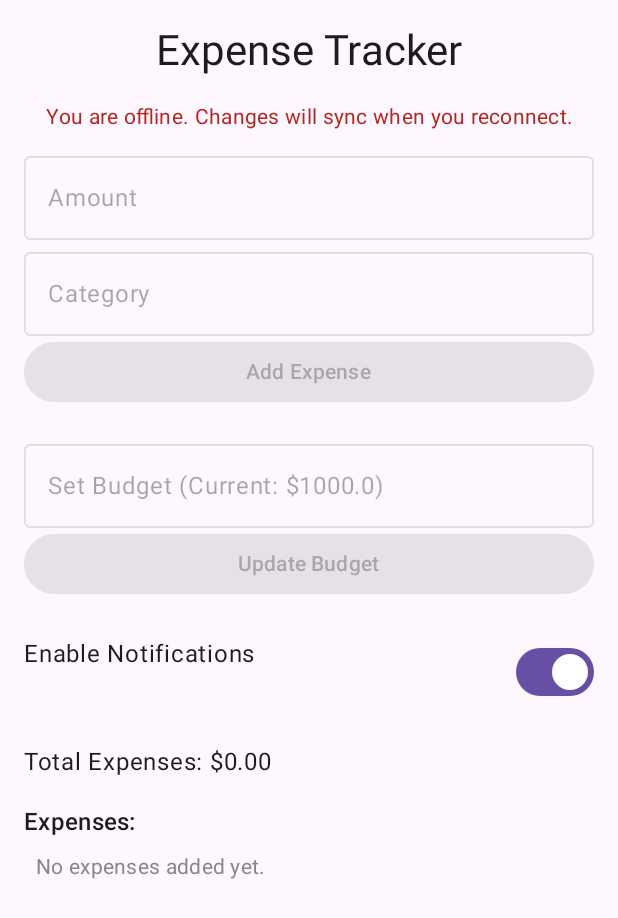
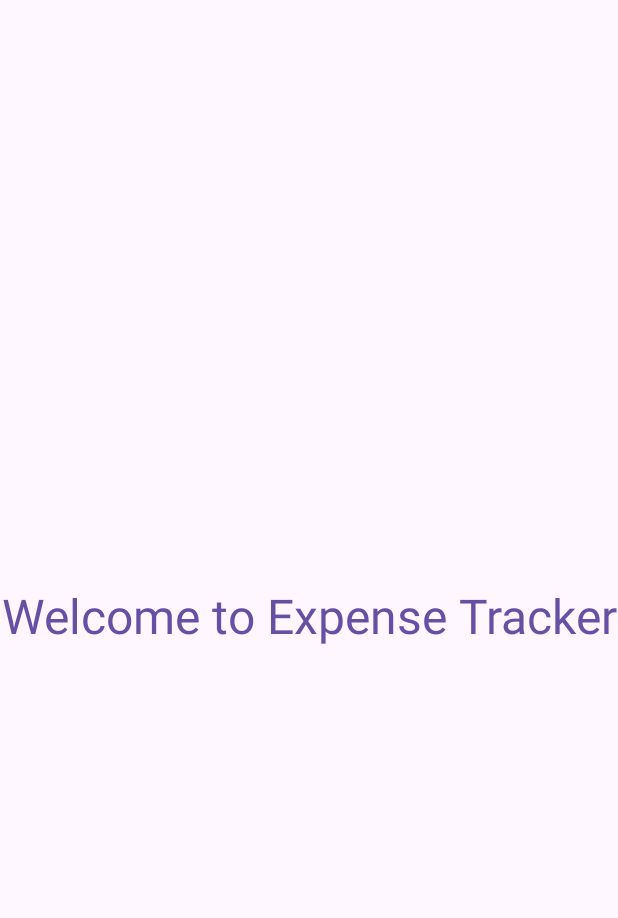
Before and after one commit to samuel-warrie/Expense_Tracker, an Android app built with Jetpack Compose: the first screen one second after launch (MainActivity), on a phone screen of 412 x 824 dp. Shown: the top 918 px of the screen. Run offline under Robolectric (Android 15) with nearby library versions, the phone set to English and light mode, and no system bars.

```diff
--- a/app/src/main/java/com/example/expensetracker/MainActivity.kt
+++ b/app/src/main/java/com/example/expensetracker/MainActivity.kt
@@ -7,25 +7,28 @@ import android.os.Bundle
 import androidx.activity.ComponentActivity
 import androidx.activity.compose.setContent
 import androidx.activity.result.contract.ActivityResultContracts
+import androidx.compose.animation.core.*
 import androidx.compose.foundation.layout.*
 import androidx.compose.foundation.lazy.LazyColumn
 import androidx.compose.foundation.lazy.items
 import androidx.compose.material3.*
 import androidx.compose.runtime.*
+import androidx.compose.ui.Alignment
 import androidx.compose.ui.Modifier
 import androidx.compose.ui.platform.LocalContext
+import androidx.compose.ui.text.style.TextAlign
 import androidx.compose.ui.unit.dp
-import androidx.compose.ui.text.style.TextAlign
 import androidx.compose.ui.graphics.Color
 import androidx.compose.foundation.border
 import androidx.compose.material.icons.Icons
 import androidx.compose.material.icons.filled.Delete
 import androidx.compose.ui.unit.sp
-import androidx.compose.ui.Alignment
 import androidx.lifecycle.viewmodel.compose.viewModel
 import com.google.firebase.FirebaseApp
 import android.Manifest
 import android.os.Build
+import androidx.compose.ui.draw.alpha
+import androidx.compose.ui.draw.scale
 import java.util.Locale
 
 class MainActivity : ComponentActivity() {
@@ -46,7 +49,70 @@ class MainActivity : ComponentActivity() {
         }
 
         setContent {
-            ExpenseTrackerApp()
+            AppNavigation()
+        }
+    }
+}
+
+@Composable
+fun AppNavigation() {
+    var showWelcomeScreen by remember { mutableStateOf(true) }
+
+    if (showWelcomeScreen) {
+        WelcomeScreen(
+            onAnimationComplete = {
+                showWelcomeScreen = false
+            }
+        )
+    } else {
+        ExpenseTrackerApp()
+    }
+}
+
+@Composable
+fun WelcomeScreen(onAnimationComplete: () -> Unit) {
+    // Animation state for fade-in and scale
+    val alpha by animateFloatAsState(
+        targetValue = 1f,
+        animationSpec = tween(
+            durationMillis = 1500,
+            easing = LinearEasing
+        ),
+        label = "Fade Animation"
+    )
+
+    val scale by animateFloatAsState(
+        targetValue = 1f,
+        animationSpec = tween(
+            durationMillis = 1500,
+            easing = FastOutSlowInEasing
+        ),
+        label = "Scale Animation"
+    )
+
+    // Trigger the transition to the main screen after the animation completes
+    LaunchedEffect(Unit) {
+        kotlinx.coroutines.delay(2000) // Delay to match animation duration + a bit extra
+        onAnimationComplete()
+    }
+
+    Surface(
+        modifier = Modifier.fillMaxSize(),
+        color = MaterialTheme.colorScheme.background
+    ) {
+        Box(
+            modifier = Modifier.fillMaxSize(),
+            contentAlignment = Alignment.Center
+        ) {
+            Text(
+                text = "Welcome to Expense Tracker",
+                style = MaterialTheme.typography.headlineLarge,
+                modifier = Modifier
+                    .scale(scale)
+                    .alpha(alpha),
+                textAlign = TextAlign.Center,
+                color = MaterialTheme.colorScheme.primary
+            )
         }
     }
 }
```
Also changed, not shown: app/build.gradle.kts (+12 -0 lines), app/src/main/java/com/example/expensetracker/ExpenseViewModel.kt (+4 -3 lines), gradle/libs.versions.toml (+11 -5 lines), gradle/wrapper/gradle-wrapper.properties.
